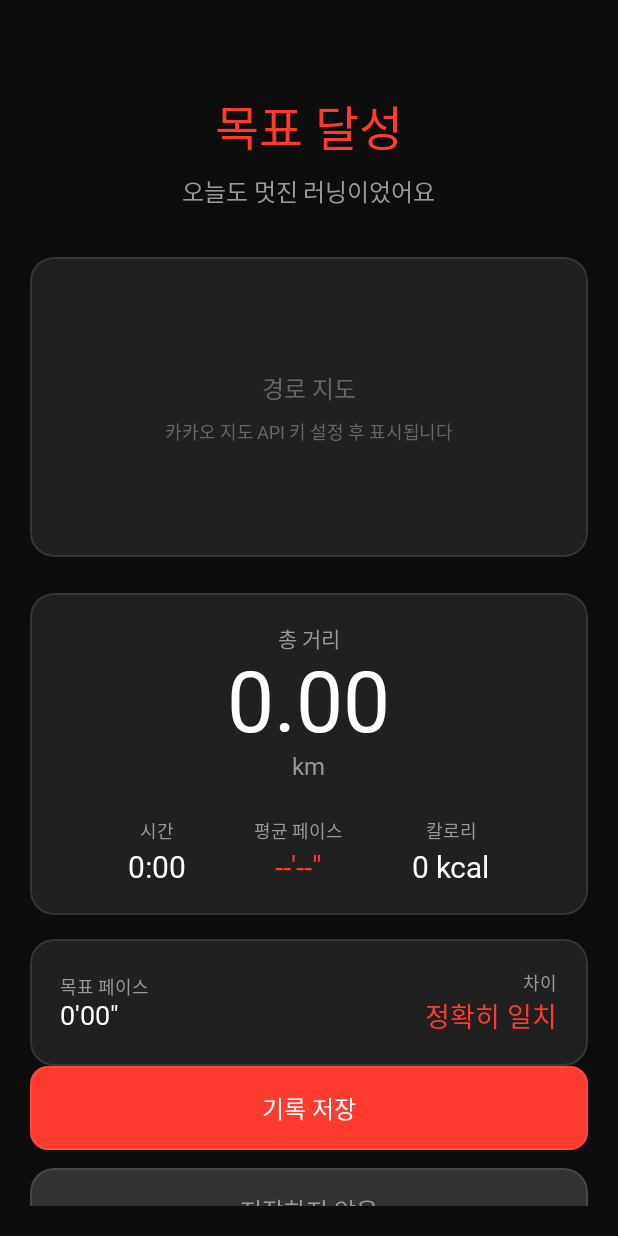
After one commit to sleepysoong/breeze, an Android app built with Jetpack Compose: the composable RunningResultScreen called with empty values, on a phone screen of 412 x 824 dp. The commit adds this screen. Run offline under Robolectric (Android 15) with nearby library versions, the phone set to English and light mode, and no system bars; Roboto replaces fonts that are not available here.

Commit message:
feat: add running result screen with stats
- 러닝 완료 후 결과 화면 표시
- 총 거리, 시간, 평균 페이스, 칼로리 통계
- 목표 페이스 대비 달성 여부 표시
- 저장/삭제 버튼

```diff
--- a/app/src/main/java/com/sleepysoong/breeze/ui/navigation/BreezeNavHost.kt
+++ b/app/src/main/java/com/sleepysoong/breeze/ui/navigation/BreezeNavHost.kt
@@ -31,6 +31,7 @@ import androidx.navigation.navArgument
 import com.sleepysoong.breeze.ui.history.HistoryScreen
 import com.sleepysoong.breeze.ui.home.HomeScreen
 import com.sleepysoong.breeze.ui.pace.PaceDialScreen
+import com.sleepysoong.breeze.ui.result.RunningResultScreen
 import com.sleepysoong.breeze.ui.running.RunningScreen
 import com.sleepysoong.breeze.ui.settings.SettingsScreen
 import com.sleepysoong.breeze.ui.theme.BreezeTheme
@@ -38,8 +39,11 @@ import com.sleepysoong.breeze.ui.theme.BreezeTheme
 object Routes {
     const val PACE_DIAL = "pace_dial"
     const val RUNNING = "running/{paceSeconds}"
+    const val RESULT = "result/{distance}/{time}/{averagePace}/{targetPace}"
 
     fun running(paceSeconds: Int) = "running/$paceSeconds"
+    fun result(distance: Double, time: Long, averagePace: Int, targetPace: Int) =
+        "result/${distance.toFloat()}/$time/$averagePace/$targetPace"
 }
 
 sealed class BottomNavItem(
@@ -84,7 +88,7 @@ fun BreezeNavHost(
     val currentRoute = navBackStackEntry?.destination?.route
 
     // 하단 네비게이션 바를 숨길 화면들
-    val hideBottomBarRoutes = listOf(Routes.PACE_DIAL, Routes.RUNNING)
+    val hideBottomBarRoutes = listOf(Routes.PACE_DIAL, Routes.RUNNING, Routes.RESULT)
     val shouldShowBottomBar = hideBottomBarRoutes.none { currentRoute?.startsWith(it.split("/").first()) == true }
 
     Scaffold(
@@ -135,12 +139,43 @@ fun BreezeNavHost(
                 RunningScreen(
                     targetPaceSeconds = paceSeconds,
                     onFinish = { distance, time, averagePace ->
-                        // TODO: 러닝 완료 화면으로 이동
+                        navController.navigate(Routes.result(distance, time, averagePace, paceSeconds)) {
+                            popUpTo(BottomNavItem.Home.route)
+                        }
+                    },
+                    onStop = {
+                        navController.navigate(BottomNavItem.Home.route) {
+                            popUpTo(BottomNavItem.Home.route) { inclusive = true }
+                        }
+                    }
+                )
+            }
+            composable(
+                route = Routes.RESULT,
+                arguments = listOf(
+                    navArgument("distance") { type = NavType.FloatType },
+                    navArgument("time") { type = NavType.LongType },
+                    navArgument("averagePace") { type = NavType.IntType },
+                    navArgument("targetPace") { type = NavType.IntType }
+                )
+            ) { backStackEntry ->
+                val distance = backStackEntry.arguments?.getFloat("distance")?.toDouble() ?: 0.0
+                val time = backStackEntry.arguments?.getLong("time") ?: 0L
+                val averagePace = backStackEntry.arguments?.getInt("averagePace") ?: 0
+                val targetPace = backStackEntry.arguments?.getInt("targetPace") ?: 390
+
+                RunningResultScreen(
+                    distanceMeters = distance,
+                    elapsedTimeMs = time,
+                    averagePaceSeconds = averagePace,
+                    targetPaceSeconds = targetPace,
+                    onSave = {
+                        // TODO: Room DB에 저장
                         navController.navigate(BottomNavItem.Home.route) {
                             popUpTo(BottomNavItem.Home.route) { inclusive = true }
                         }
                     },
-                    onStop = {
+                    onDiscard = {
                         navController.navigate(BottomNavItem.Home.route) {
                             popUpTo(BottomNavItem.Home.route) { inclusive = true }
                         }
--- /dev/null
+++ b/app/src/main/java/com/sleepysoong/breeze/ui/result/RunningResultScreen.kt
@@ -0,0 +1,297 @@
+package com.sleepysoong.breeze.ui.result
+
+import androidx.compose.foundation.background
+import androidx.compose.foundation.clickable
+import androidx.compose.foundation.layout.Arrangement
+import androidx.compose.foundation.layout.Box
+import androidx.compose.foundation.layout.Column
+import androidx.compose.foundation.layout.Row
+import androidx.compose.foundation.layout.Spacer
+import androidx.compose.foundation.layout.fillMaxSize
+import androidx.compose.foundation.layout.fillMaxWidth
+import androidx.compose.foundation.layout.height
+import androidx.compose.foundation.layout.padding
+import androidx.compose.foundation.rememberScrollState
+import androidx.compose.foundation.shape.RoundedCornerShape
+import androidx.compose.foundation.verticalScroll
+import androidx.compose.material3.Text
+import androidx.compose.runtime.Composable
+import androidx.compose.ui.Alignment
+import androidx.compose.ui.Modifier
+import androidx.compose.ui.draw.clip
+import androidx.compose.ui.text.style.TextAlign
+import androidx.compose.ui.unit.dp
+import androidx.compose.ui.unit.sp
+import com.sleepysoong.breeze.ui.components.GlassButton
+import com.sleepysoong.breeze.ui.components.GlassCard
+import com.sleepysoong.breeze.ui.theme.BreezeTheme
+
+@Composable
+fun RunningResultScreen(
+    distanceMeters: Double,
+    elapsedTimeMs: Long,
+    averagePaceSeconds: Int,
+    targetPaceSeconds: Int,
+    onSave: () -> Unit,
+    onDiscard: () -> Unit
+) {
+    val distanceKm = distanceMeters / 1000.0
+    val elapsedMinutes = (elapsedTimeMs / 1000 / 60).toInt()
+    val elapsedSeconds = (elapsedTimeMs / 1000 % 60).toInt()
+
+    // 칼로리 계산 (간단 공식: 거리(km) * 체중(kg) * 1.036)
+    // 평균 체중 65kg 가정
+    val calories = (distanceKm * 65 * 1.036).toInt()
+
+    // 목표 달성 여부
+    val paceDeviation = averagePaceSeconds - targetPaceSeconds
+    val isGoalAchieved = kotlin.math.abs(paceDeviation) <= 30 // 30초 이내 오차
+
+    Box(
+        modifier = Modifier
+            .fillMaxSize()
+            .background(BreezeTheme.colors.background)
+    ) {
+        Column(
+            modifier = Modifier
+                .fillMaxSize()
+                .padding(20.dp)
+                .verticalScroll(rememberScrollState()),
+            horizontalAlignment = Alignment.CenterHorizontally
+        ) {
+            Spacer(modifier = Modifier.height(40.dp))
+
+            // 완료 메시지
+            Text(
+                text = if (isGoalAchieved) "목표 달성" else "러닝 완료",
+                style = BreezeTheme.typography.headlineLarge,
+                color = if (isGoalAchieved) BreezeTheme.colors.primary else BreezeTheme.colors.textPrimary
+            )
+
+            Spacer(modifier = Modifier.height(8.dp))
+
+            Text(
+                text = if (isGoalAchieved) {
+                    "오늘도 멋진 러닝이었어요"
+                } else {
+                    "다음에는 목표를 달성해봐요"
+                },
+                style = BreezeTheme.typography.bodyLarge,
+                color = BreezeTheme.colors.textSecondary
+            )
+
+            Spacer(modifier = Modifier.height(32.dp))
+
+            // 지도 영역 (플레이스홀더)
+            GlassCard(
+                modifier = Modifier
+                    .fillMaxWidth()
+                    .height(200.dp)
+            ) {
+                Box(
+                    modifier = Modifier.fillMaxSize(),
+                    contentAlignment = Alignment.Center
+                ) {
+                    Column(
+                        horizontalAlignment = Alignment.CenterHorizontally
+                    ) {
+                        Text(
+                            text = "경로 지도",
+                            style = BreezeTheme.typography.bodyLarge,
+                            color = BreezeTheme.colors.textTertiary
+                        )
+                        Spacer(modifier = Modifier.height(8.dp))
+                        Text(
+                            text = "카카오 지도 API 키 설정 후 표시됩니다",
+                            style = BreezeTheme.typography.bodySmall,
+                            color = BreezeTheme.colors.textTertiary,
+                            textAlign = TextAlign.Center
+                        )
+                    }
+                }
+            }
+
+            Spacer(modifier = Modifier.height(24.dp))
+
+            // 주요 통계
+            GlassCard(
+                modifier = Modifier.fillMaxWidth()
+            ) {
+                Column(
+                    modifier = Modifier.padding(20.dp)
+                ) {
+                    // 거리 (대형)
+                    Column(
+                        modifier = Modifier.fillMaxWidth(),
+                        horizontalAlignment = Alignment.CenterHorizontally
+                    ) {
+                        Text(
+                            text = "총 거리",
+                            style = BreezeTheme.typography.bodyMedium,
+                            color = BreezeTheme.colors.textSecondary
+                        )
+                        Text(
+                            text = String.format("%.2f", distanceKm),
+                            style = BreezeTheme.typography.displayLarge.copy(fontSize = 56.sp),
+                            color = BreezeTheme.colors.textPrimary
+                        )
+                        Text(
+                            text = "km",
+                            style = BreezeTheme.typography.titleMedium,
+                            color = BreezeTheme.colors.textSecondary
+                        )
+                    }
+
+                    Spacer(modifier = Modifier.height(24.dp))
+
+                    // 시간, 페이스, 칼로리
+                    Row(
+                        modifier = Modifier.fillMaxWidth(),
+                        horizontalArrangement = Arrangement.SpaceEvenly
+                    ) {
+                        ResultStatItem(
+                            label = "시간",
+                            value = String.format("%d:%02d", elapsedMinutes, elapsedSeconds)
+                        )
+                        ResultStatItem(
+                            label = "평균 페이스",
+                            value = if (averagePaceSeconds > 0) {
+                                String.format("%d'%02d\"", averagePaceSeconds / 60, averagePaceSeconds % 60)
+                            } else {
+                                "--'--\""
+                            },
+                            highlight = isGoalAchieved
+                        )
+                        ResultStatItem(
+                            label = "칼로리",
+                            value = "$calories kcal"
+                        )
+                    }
+                }
+            }
+
+            Spacer(modifier = Modifier.height(16.dp))
+
+            // 목표 비교 카드
+            GlassCard(
+                modifier = Modifier.fillMaxWidth()
+            ) {
+                Row(
+                    modifier = Modifier
+                        .fillMaxWidth()
+                        .padding(20.dp),
+                    horizontalArrangement = Arrangement.SpaceBetween,
+                    verticalAlignment = Alignment.CenterVertically
+                ) {
+                    Column {
+                        Text(
+                            text = "목표 페이스",
+                            style = BreezeTheme.typography.bodySmall,
+                            color = BreezeTheme.colors.textSecondary
+                        )
+                        Text(
+                            text = String.format("%d'%02d\"", targetPaceSeconds / 60, targetPaceSeconds % 60),
+                            style = BreezeTheme.typography.titleLarge,
+                            color = BreezeTheme.colors.textPrimary
+                        )
+                    }
+                    Column(
+                        horizontalAlignment = Alignment.End
+                    ) {
+                        Text(
+                            text = "차이",
+                            style = BreezeTheme.typography.bodySmall,
+                            color = BreezeTheme.colors.textSecondary
+                        )
+                        Text(
+                            text = when {
+                                paceDeviation > 0 -> "+${paceDeviation}초"
+                                paceDeviation < 0 -> "${paceDeviation}초"
+                                else -> "정확히 일치"
+                            },
+                            style = BreezeTheme.typography.titleLarge,
+                            color = when {
+                                kotlin.math.abs(paceDeviation) <= 30 -> BreezeTheme.colors.primary
+                                paceDeviation > 0 -> BreezeTheme.colors.textSecondary
+                                else -> BreezeTheme.colors.primaryLight
+                            }
+                        )
+                    }
+                }
+            }
+
+            Spacer(modifier = Modifier.weight(1f))
+
+            // 버튼 영역
+            Column(
+                modifier = Modifier.fillMaxWidth(),
+                verticalArrangement = Arrangement.spacedBy(12.dp)
+            ) {
+                // 저장 버튼
+                GlassButton(
+                    onClick = onSave,
+                    modifier = Modifier
+                        .fillMaxWidth()
+                        .height(56.dp)
+                ) {
+                    Box(
+                        modifier = Modifier.fillMaxSize(),
+                        contentAlignment = Alignment.Center
+                    ) {
+                        Text(
+                            text = "기록 저장",
+                            style = BreezeTheme.typography.titleMedium,
+                            color = BreezeTheme.colors.textPrimary
+                        )
+                    }
+                }
+
+                // 삭제 버튼
+                GlassCard(
+                    modifier = Modifier
+                        .fillMaxWidth()
+                        .height(56.dp)
+                ) {
+                    Box(
+                        modifier = Modifier
+                            .fillMaxSize()
+                            .background(BreezeTheme.colors.cardBackground)
+                            .clickable { onDiscard() },
+                        contentAlignment = Alignment.Center
+                    ) {
+                        Text(
+                            text = "저장하지 않음",
+                            style = BreezeTheme.typography.titleMedium,
+                            color = BreezeTheme.colors.textSecondary
+                        )
+                    }
+                }
+            }
+
+            Spacer(modifier = Modifier.height(32.dp))
+        }
+    }
+}
+
+@Composable
+private fun ResultStatItem(
+    label: String,
+    value: String,
+    highlight: Boolean = false
+) {
+    Column(
+        horizontalAlignment = Alignment.CenterHorizontally
+    ) {
+        Text(
+            text = label,
+            style = BreezeTheme.typography.bodySmall,
+            color = BreezeTheme.colors.textSecondary
+        )
+        Spacer(modifier = Modifier.height(4.dp))
+        Text(
+            text = value,
+            style = BreezeTheme.typography.headlineSmall,
+            color = if (highlight) BreezeTheme.colors.primary else BreezeTheme.colors.textPrimary
+        )
+    }
+}
```
